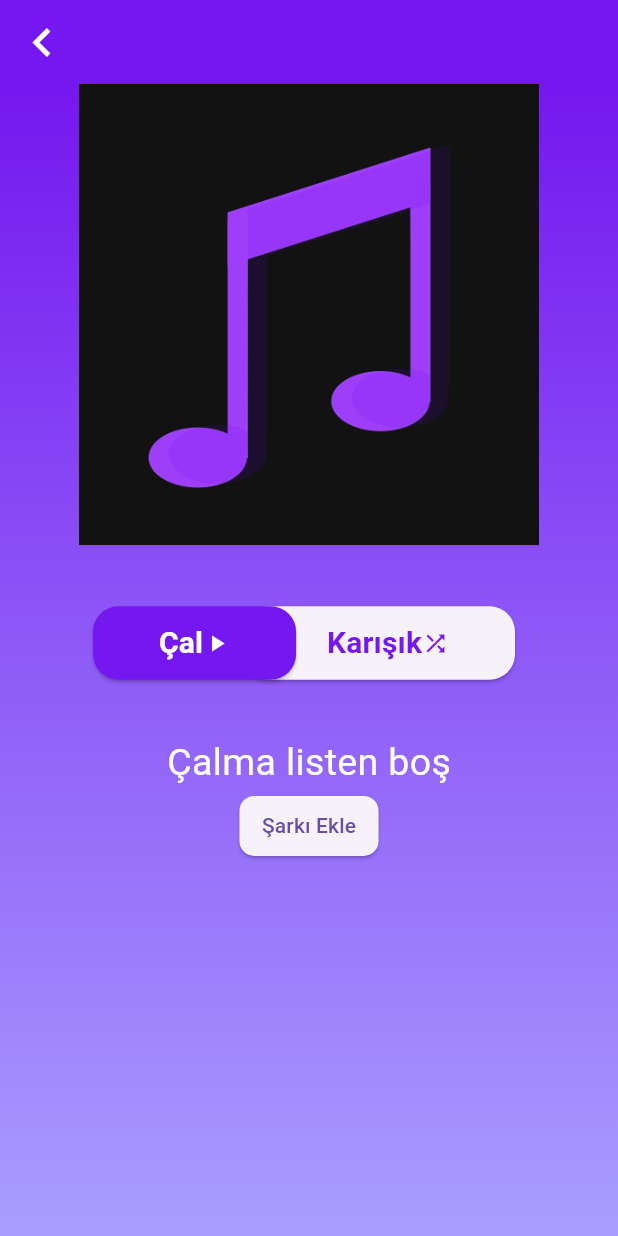
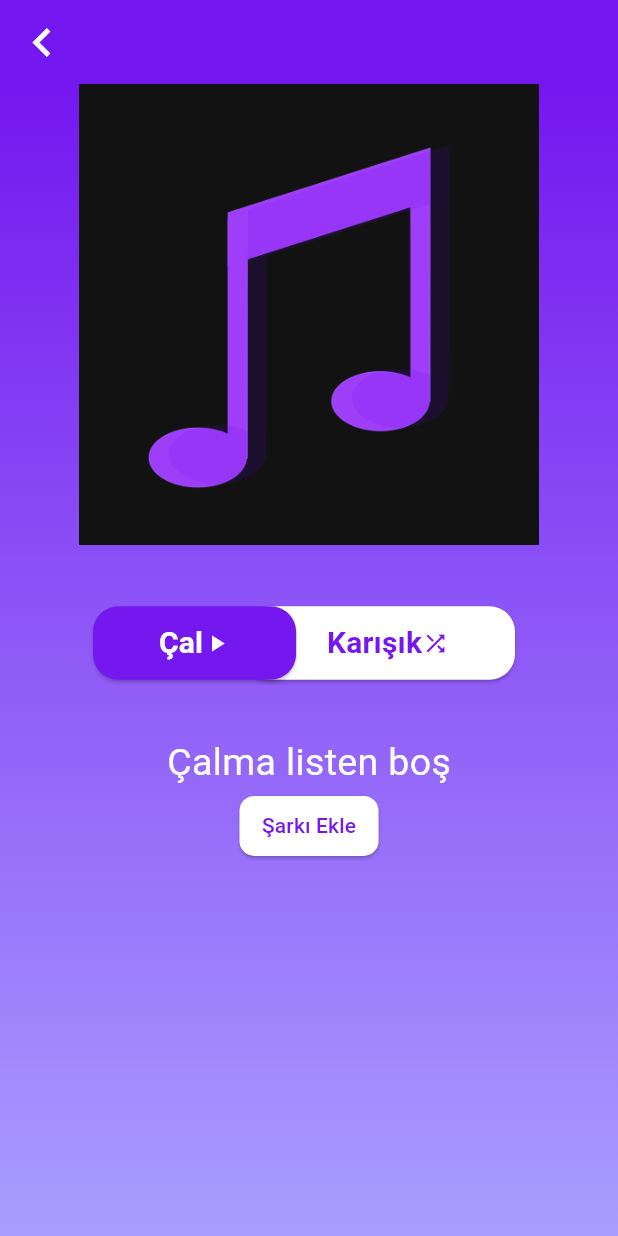
Before and after one commit to anilkrblt/musica, a Flutter app: the CalmaListesi screen opened directly with empty values, on a phone screen of 412 x 824 dp. Run offline on Flutter 3.47's test engine with Material 3 defaults, Android fonts, the phone set to English and light mode, and no system bars; our stand-ins replace audioplayers, file_picker, marquee, palette_generator, sqflite; missing offline and left inert: dart:html; accounts and stored records are empty; network calls fail; Roboto replaces fonts that are missing (NunitoSans).

Commit message:
değişiklikler yapıldı

```diff
--- a/lib/alt_sayfalar/calma_listesi_p.dart
+++ b/lib/alt_sayfalar/calma_listesi_p.dart
@@ -80,7 +80,7 @@
             Navigator.pop(context);
           },
         ),
-        backgroundColor: renk2(),
+        backgroundColor: renk3(),
       ),
       body: Container(
         width: MediaQuery.of(context).size.width,
@@ -124,6 +124,7 @@
                                       }
                                     },
                                     style: ElevatedButton.styleFrom(
+                                      backgroundColor: renk5(),
                                       shape: RoundedRectangleBorder(
                                         borderRadius:
                                         BorderRadius.circular(17.0),
@@ -144,12 +145,12 @@
                                               "Karışık",
                                               style: TextStyle(
                                                   fontSize: 20,
-                                                  color: renk2(),
+                                                  color: renk4(),
                                                   fontWeight: FontWeight.bold),
                                             ),
                                             Icon(
                                               Icons.shuffle,
-                                              color: renk2(),
+                                              color: renk4(),
                                             ),
                                           ],
                                         ),
@@ -167,7 +168,7 @@
                                           borderRadius:
                                           BorderRadius.circular(17.0),
                                         ),
-                                        primary: renk2(), // Arka plan rengi
+                                        primary: renk3(), // Arka plan rengi
                                         onPrimary: beyaz() // Yazı rengi,
                                         ,
                                       ),
@@ -221,13 +222,15 @@
                                   Navigator.pushNamed(context, '/AramaSayfasi');
                                 },
                                 style: ElevatedButton.styleFrom(
+
+                                  backgroundColor: renk6(),
                                   padding: const EdgeInsets.symmetric(
                                       horizontal: 15, vertical: 6, ),
                                   shape: RoundedRectangleBorder(
                                     borderRadius:   BorderRadius.circular(10),
                                   )
                                 ),
-                                child: const Text("Şarkı Ekle"),
+                                child:  Text("Şarkı Ekle", style: TextStyle(color: renk4())),
                               ),
                               Expanded(child: Container())
                             ]),
--- a/lib/ana_sayfa.dart
+++ b/lib/ana_sayfa.dart
@@ -629,6 +629,16 @@
 Color renk3() =>
     Tema().isDarkModeEnabled ? Color.fromARGB(255, 117, 23, 239) : Colors.black;
 
+Color renk4() =>
+    Tema().isDarkModeEnabled ? Color.fromARGB(255, 117, 23, 239) : beyaz();
+
+Color renk5() =>
+    Tema().isDarkModeEnabled ? beyaz() : Colors.black ;
+
+Color renk6() =>
+    Tema().isDarkModeEnabled ?  beyaz() : Color.fromARGB(255, 117, 23, 239);
+
+
 BoxDecoration genelTema() => Tema().isDarkModeEnabled
     ? BoxDecoration(
         gradient: LinearGradient(
--- a/lib/modeller/music_tur_playlist.dart
+++ b/lib/modeller/music_tur_playlist.dart
@@ -156,6 +156,7 @@
                                 child: ElevatedButton(
                                     onPressed: () {},
                                     style: ElevatedButton.styleFrom(
+                                      backgroundColor: renk5(),
                                       shape: RoundedRectangleBorder(
                                         borderRadius:
                                             BorderRadius.circular(17.0),
@@ -176,12 +177,13 @@
                                               "Karışık",
                                               style: TextStyle(
                                                   fontSize: 20,
-                                                  color: renk2(),
+                                                  color: renk4(),
                                                   fontWeight: FontWeight.bold),
                                             ),
                                             Icon(
                                               Icons.shuffle,
-                                              color: renk2(),
+                                              color: renk4()
+
                                             ),
                                           ],
                                         ),
@@ -199,7 +201,7 @@
                                           borderRadius:
                                               BorderRadius.circular(17.0),
                                         ),
-                                        primary: renk2(), // Arka plan rengi
+                                        primary: renk3(), // Arka plan rengi
                                         onPrimary: beyaz() // Yazı rengi,
                                         ,
                                       ),
```
